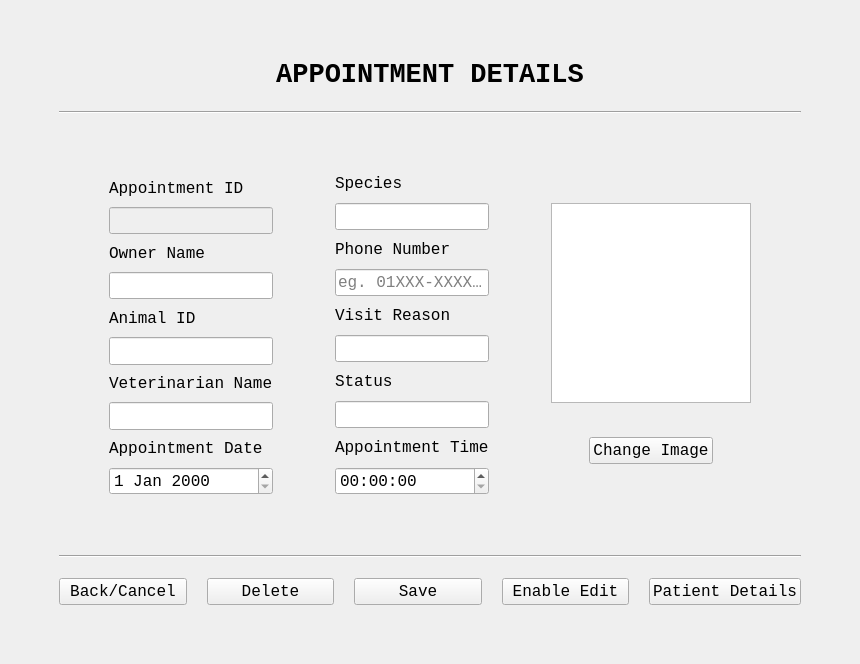
Qt form AppointmentModifyUI.ui (ASNaeem/Simple-VCMS) before a commit.
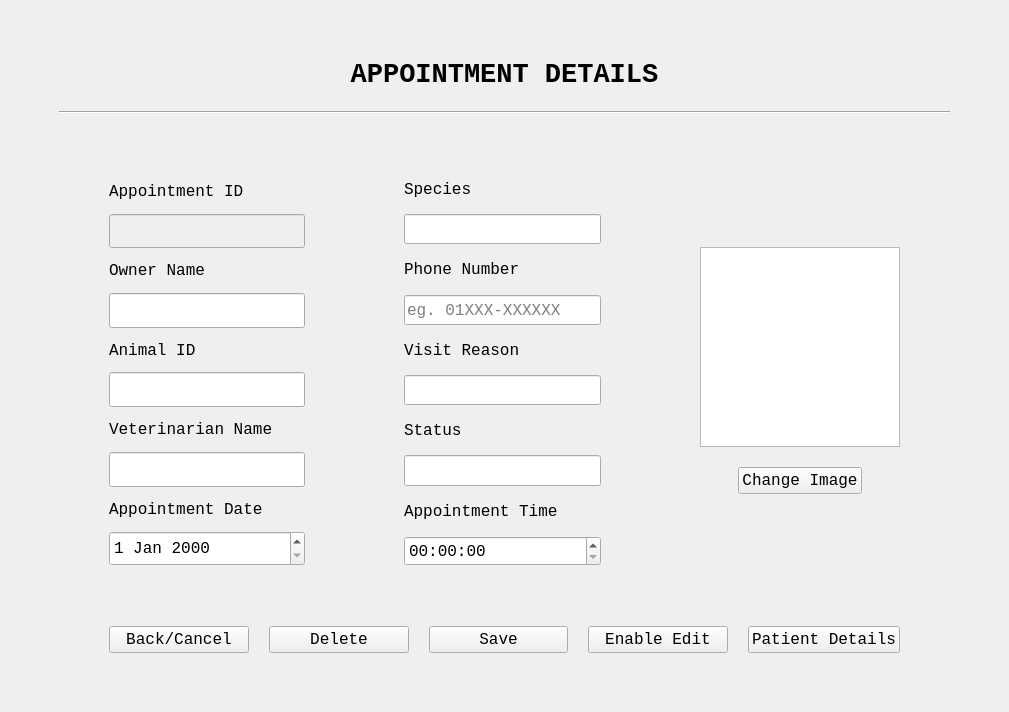
The same form after that commit.

The edit to the form file:
```diff
--- a/AppointmentModifyUI.ui
+++ b/AppointmentModifyUI.ui
@@ -6,8 +6,8 @@
    <rect>
     <x>0</x>
     <y>0</y>
-    <width>1327</width>
-    <height>0</height>
+    <width>1009</width>
+    <height>712</height>
    </rect>
   </property>
   <property name="windowTitle">
@@ -16,7 +16,7 @@
   <widget class="QWidget" name="centralwidget">
    <layout class="QVBoxLayout" name="verticalLayout">
     <item>
-     <layout class="QVBoxLayout" name="verticalLayout_3" stretch="0,0,0,10,0,0,0">
+     <layout class="QVBoxLayout" name="verticalLayout_3" stretch="0,0,0,10,0,0">
       <property name="spacing">
        <number>20</number>
       </property>
@@ -519,7 +519,23 @@
          </spacer>
         </item>
         <item>
-         <layout class="QVBoxLayout" name="verticalLayout_Image" stretch="0,0">
+         <layout class="QVBoxLayout" name="verticalLayout_Image" stretch="0,0,0,0">
+          <property name="spacing">
+           <number>20</number>
+          </property>
+          <item>
+           <spacer name="verticalSpacer_3">
+            <property name="orientation">
+             <enum>Qt::Vertical</enum>
+            </property>
+            <property name="sizeHint" stdset="0">
+             <size>
+              <width>20</width>
+              <height>40</height>
+             </size>
+            </property>
+           </spacer>
+          </item>
           <item>
            <widget class="QTextEdit" name="textEdit">
             <property name="minimumSize">
@@ -559,6 +575,19 @@
             </item>
            </layout>
           </item>
+          <item>
+           <spacer name="verticalSpacer_4">
+            <property name="orientation">
+             <enum>Qt::Vertical</enum>
+            </property>
+            <property name="sizeHint" stdset="0">
+             <size>
+              <width>20</width>
+              <height>40</height>
+             </size>
+            </property>
+           </spacer>
+          </item>
          </layout>
         </item>
        </layout>
@@ -576,27 +605,29 @@
         </property>
        </spacer>
       </item>
-      <item>
-       <widget class="Line" name="line">
-        <property name="orientation">
-         <enum>Qt::Horizontal</enum>
-        </property>
-       </widget>
-      </item>
       <item>
        <layout class="QHBoxLayout" name="horizontalLayout">
+        <property name="spacing">
+         <number>20</number>
+        </property>
+        <property name="leftMargin">
+         <number>50</number>
+        </property>
+        <property name="rightMargin">
+         <number>50</number>
+        </property>
         <item>
          <widget class="QPushButton" name="pushButton_8">
           <property name="sizePolicy">
-           <sizepolicy hsizetype="Maximum" vsizetype="Fixed">
+           <sizepolicy hsizetype="Expanding" vsizetype="Expanding">
             <horstretch>0</horstretch>
             <verstretch>0</verstretch>
            </sizepolicy>
           </property>
           <property name="maximumSize">
            <size>
-            <width>180</width>
-            <height>30</height>
+            <width>16777215</width>
+            <height>16777215</height>
            </size>
           </property>
           <property name="font">
@@ -613,15 +644,15 @@
         <item>
          <widget class="QPushButton" name="pushButton_9">
           <property name="sizePolicy">
-           <sizepolicy hsizetype="Maximum" vsizetype="Fixed">
+           <sizepolicy hsizetype="Expanding" vsizetype="Expanding">
             <horstretch>0</horstretch>
             <verstretch>0</verstretch>
            </sizepolicy>
           </property>
           <property name="maximumSize">
            <size>
-            <width>180</width>
-            <height>30</height>
+            <width>16777215</width>
+            <height>16777215</height>
            </size>
           </property>
           <property name="font">
@@ -638,15 +669,15 @@
         <item>
          <widget class="QPushButton" name="pushButton_10">
           <property name="sizePolicy">
-           <sizepolicy hsizetype="Maximum" vsizetype="Fixed">
+           <sizepolicy hsizetype="Expanding" vsizetype="Expanding">
             <horstretch>0</horstretch>
             <verstretch>0</verstretch>
            </sizepolicy>
           </property>
           <property name="maximumSize">
            <size>
-            <width>180</width>
-            <height>30</height>
+            <width>16777215</width>
+            <height>16777215</height>
            </size>
           </property>
           <property name="font">
@@ -663,15 +694,15 @@
         <item>
          <widget class="QPushButton" name="pushButton_11">
           <property name="sizePolicy">
-           <sizepolicy hsizetype="Maximum" vsizetype="Fixed">
+           <sizepolicy hsizetype="Expanding" vsizetype="Expanding">
             <horstretch>0</horstretch>
             <verstretch>0</verstretch>
            </sizepolicy>
           </property>
           <property name="maximumSize">
            <size>
-            <width>180</width>
-            <height>30</height>
+            <width>16777215</width>
+            <height>16777215</height>
            </size>
           </property>
           <property name="font">
@@ -688,15 +719,15 @@
         <item>
          <widget class="QPushButton" name="pushButton_2">
           <property name="sizePolicy">
-           <sizepolicy hsizetype="Maximum" vsizetype="Fixed">
+           <sizepolicy hsizetype="Expanding" vsizetype="Expanding">
             <horstretch>0</horstretch>
             <verstretch>0</verstretch>
            </sizepolicy>
           </property>
           <property name="maximumSize">
            <size>
-            <width>180</width>
-            <height>30</height>
+            <width>16777215</width>
+            <height>16777215</height>
            </size>
           </property>
           <property name="font">
```
